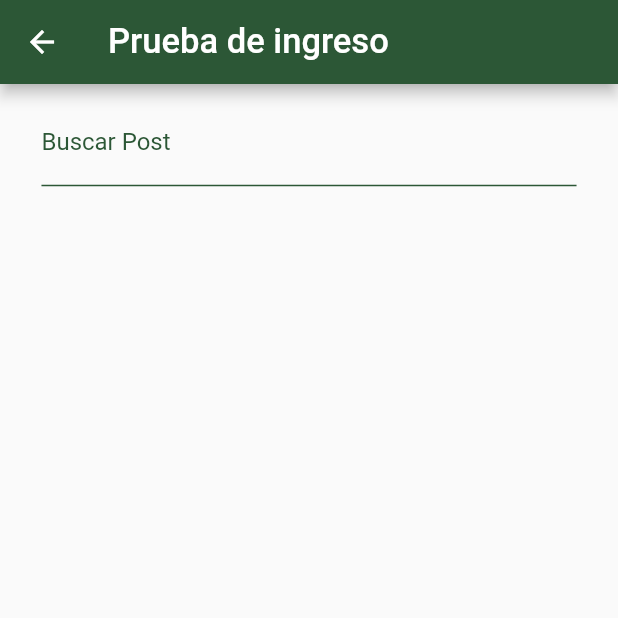
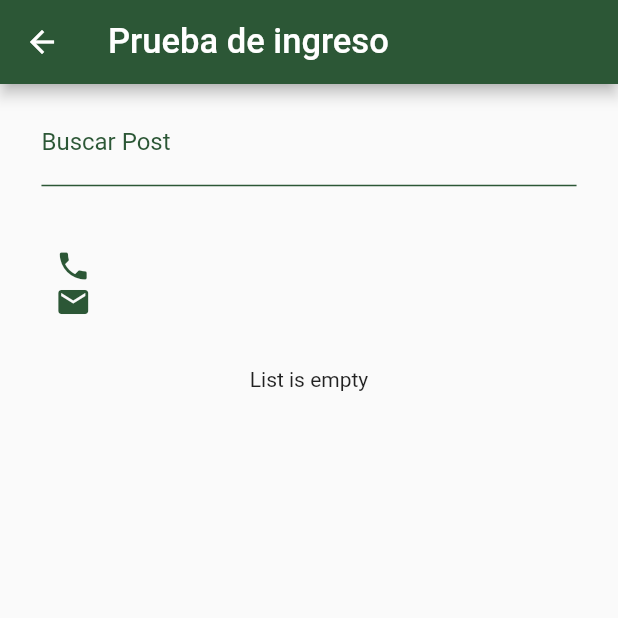
Before and after one commit to bigdanolau/ceiba, a Flutter app: the ListUsersPostPage screen opened directly with empty values, on a phone screen of 412 x 824 dp, the top half of it. Run offline on Flutter 3.47's test engine with Material 2 defaults, Android fonts, the phone set to English and light mode, and no system bars; our stand-ins replace bloc, connectivity_plus, dio, flutter_bloc, flutter_dotenv, flutter_secure_storage and 1 more; accounts and stored records are empty; network calls fail.

Commit message:
stable version

```diff
--- a/lib/l10n/intl_en.arb
+++ b/lib/l10n/intl_en.arb
@@ -5,6 +5,8 @@
     "goToPost": "Ver publicaciones",
     "readMore": "Leer más",
     "workingOnIt": "Estamos trabajando en esta funcionalidad, estará disponible en una próxima actualización.",
-    "netWorkError": "Por favor vuelve a conectarte a internet."
+    "netWorkError": "Por favor vuelve a conectarte a internet.",
+    "emptyList": "List is empty"
+
 
 }
--- a/lib/main.dart
+++ b/lib/main.dart
@@ -75,6 +75,9 @@ class RootPage extends StatelessWidget {
                 create: (_) => PostBloc(GetIt.I<UsersRepositoryImpl>()),
                 child: ListUsersPostPage(
                   userId: args.userId,
+                  userName: args.userName,
+                  userPhoneNumber: args.userPhoneNumber,
+                  userEmail: args.userEmail,
                 ),
               );
             },
@@ -114,6 +117,10 @@ class AppRoutes {
 
 class ScreenArguments {
   final int userId;
+  final String userName;
+  final String userPhoneNumber;
+  final String userEmail;
 
-  ScreenArguments(this.userId);
+  ScreenArguments(
+      this.userId, this.userName, this.userPhoneNumber, this.userEmail);
 }
--- a/lib/presentation/pages/post/list_users_post.dart
+++ b/lib/presentation/pages/post/list_users_post.dart
@@ -12,7 +12,17 @@ import 'package:ceiba/presentation/utils/responsive.dart';
 
 class ListUsersPostPage extends StatefulWidget {
   final int userId;
-  const ListUsersPostPage({Key? key, required this.userId}) : super(key: key);
+  final String userName;
+  final String userPhoneNumber;
+  final String userEmail;
+
+  const ListUsersPostPage({
+    Key? key,
+    required this.userId,
+    required this.userName,
+    required this.userPhoneNumber,
+    required this.userEmail,
+  }) : super(key: key);
 
   @override
   State<ListUsersPostPage> createState() => ListUsersPostPageState();
@@ -82,6 +92,58 @@ class ListUsersPostPageState extends State<ListUsersPostPage>
                 child: Column(
                   children: [
                     _buildSeachBar(sizeDevice),
+                    Padding(
+                      padding: EdgeInsets.symmetric(
+                          vertical: sizeDevice.ip(1.5),
+                          horizontal: sizeDevice.ip(2)),
+                      child: Column(
+                        crossAxisAlignment: CrossAxisAlignment.start,
+                        children: [
+                          Text(
+                            widget.userName,
+                            style: TextStyle(
+                              fontSize: sizeDevice.ip(2.5),
+                              color: mainColor,
+                            ),
+                            textAlign: TextAlign.start,
+                          ),
+                          Row(
+                            children: [
+                              Icon(
+                                Icons.phone,
+                                color: mainColor,
+                              ),
+                              Padding(
+                                padding:
+                                    EdgeInsets.only(left: sizeDevice.ip(0.8)),
+                                child: Text(
+                                  widget.userPhoneNumber,
+                                  style:
+                                      TextStyle(fontSize: sizeDevice.ip(1.8)),
+                                ),
+                              ),
+                            ],
+                          ),
+                          Row(
+                            children: [
+                              Icon(
+                                Icons.email,
+                                color: mainColor,
+                              ),
+                              Padding(
+                                padding:
+                                    EdgeInsets.only(left: sizeDevice.ip(0.8)),
+                                child: Text(
+                                  widget.userEmail,
+                                  style:
+                                      TextStyle(fontSize: sizeDevice.ip(1.8)),
+                                ),
+                              ),
+                            ],
+                          ),
+                        ],
+                      ),
+                    ),
                     _buildMainView(sizeDevice),
                   ],
                 ),
@@ -100,12 +162,14 @@ class ListUsersPostPageState extends State<ListUsersPostPage>
           vertical: sizeDevice.ip(2),
         ),
         child: inizialiteData
+            ? postListFilter.isNotEmpty
                 ? ListView.builder(
                     itemCount: postListFilter.length,
                     itemBuilder: (_, int index) {
                       return _buildCard(sizeDevice, postListFilter[index]!);
                     },
                   )
+                : Text(S.current.emptyList)
             : const Center(
                 child: CircularProgressIndicator(),
               ),
--- a/lib/presentation/pages/users/list_users.dart
+++ b/lib/presentation/pages/users/list_users.dart
@@ -101,12 +101,14 @@ class ListUsersPageState extends State<ListUsersPage>
           vertical: sizeDevice.ip(2),
         ),
         child: inizialiteData
+            ? userListFilter.isNotEmpty
                 ? ListView.builder(
                     itemCount: userListFilter.length,
                     itemBuilder: (_, int index) {
                       return _buildCard(sizeDevice, userListFilter[index]!);
                     },
                   )
+                : Text(S.current.emptyList)
             : const Center(
                 child: CircularProgressIndicator(),
               ),
@@ -219,7 +221,12 @@ class ListUsersPageState extends State<ListUsersPage>
                             Navigator.pushNamed(
                               context,
                               AppRoutes.listUsersPost,
-                              arguments: ScreenArguments(user.id),
+                              arguments: ScreenArguments(
+                                user.id,
+                                user.name,
+                                user.phone,
+                                user.email,
+                              ),
                             );
                           } else {
                             sendUSerMessage(S.current.netWorkError);
```
Also changed, not shown: lib/generated/intl/messages_en.dart, lib/generated/l10n.dart. Lines whose indentation alone changed are shown as unchanged.
